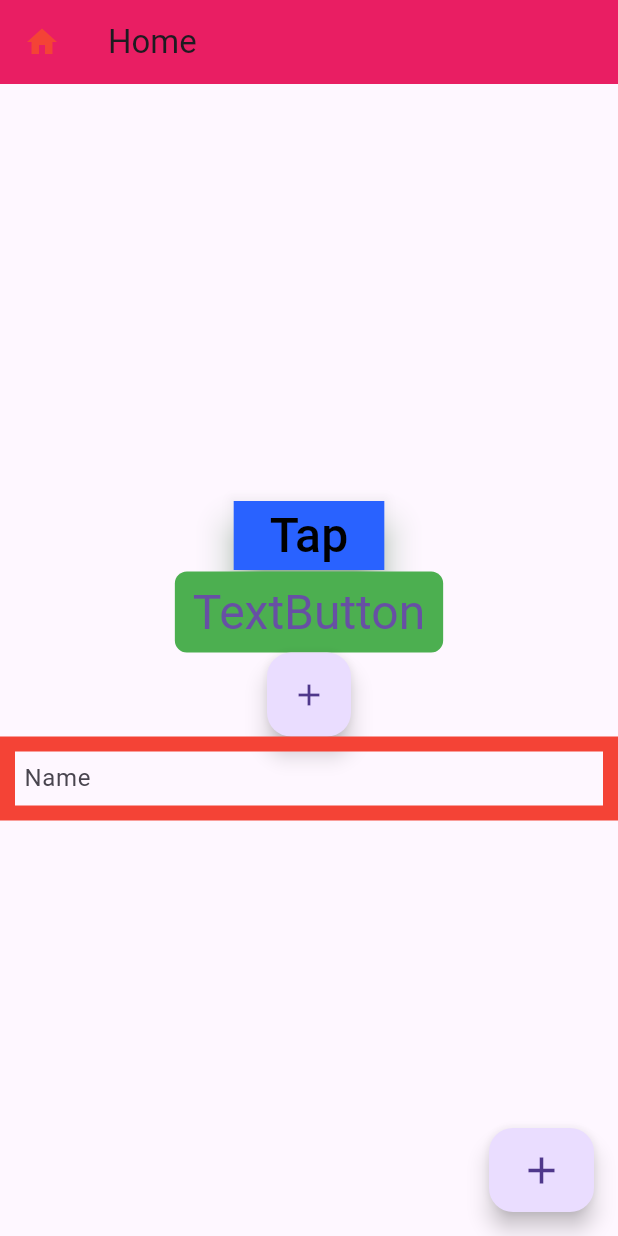
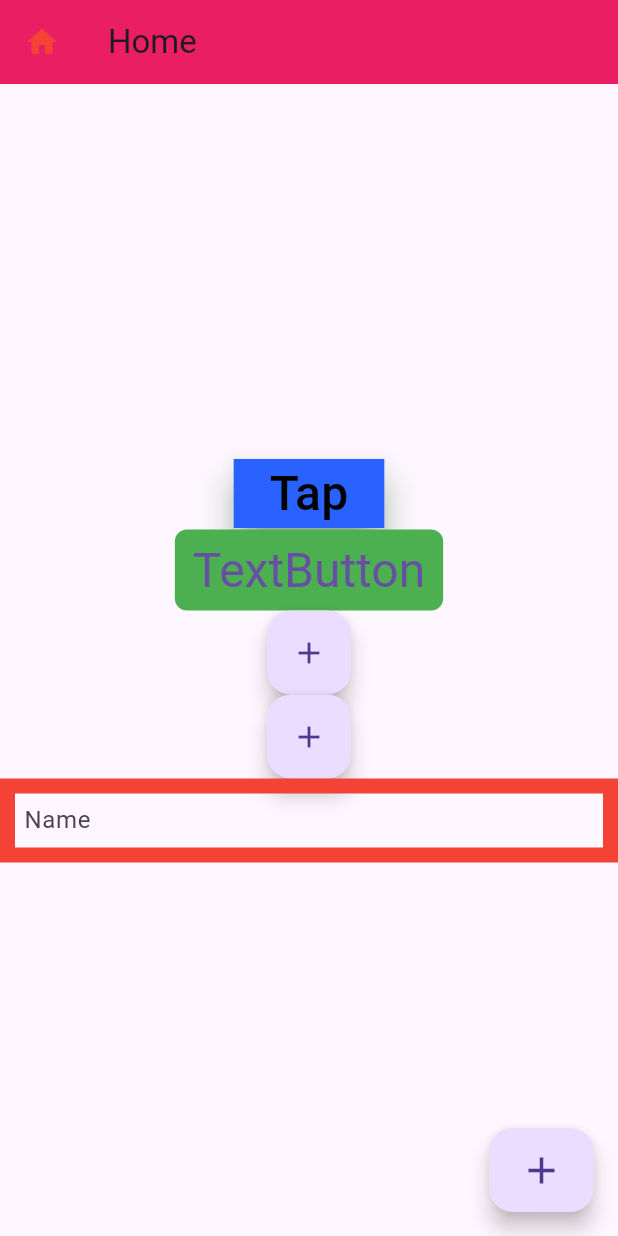
Before and after one commit to IqbalMahbub/Flutter_Project, a Flutter app: the screen it shows after launch, on a phone screen of 412 x 824 dp. Run offline on Flutter 3.47's test engine with Material 3 defaults, Android fonts, the phone set to English and light mode, and no system bars; missing offline and left inert: dart:ffi.

Commit message:
module 7 - class 02

```diff
--- a/lib/main.dart
+++ b/lib/main.dart
@@ -74,6 +74,12 @@ class homeScreen extends StatelessWidget {
                   Icons.add,
                 ),
               ),
+              FloatingActionButton(
+                onPressed: () {},
+                child: Icon(
+                  Icons.add,
+                ),
+              ),
               TextField(
                 controller: searchTextFileController,
                 onTap: () {
```
